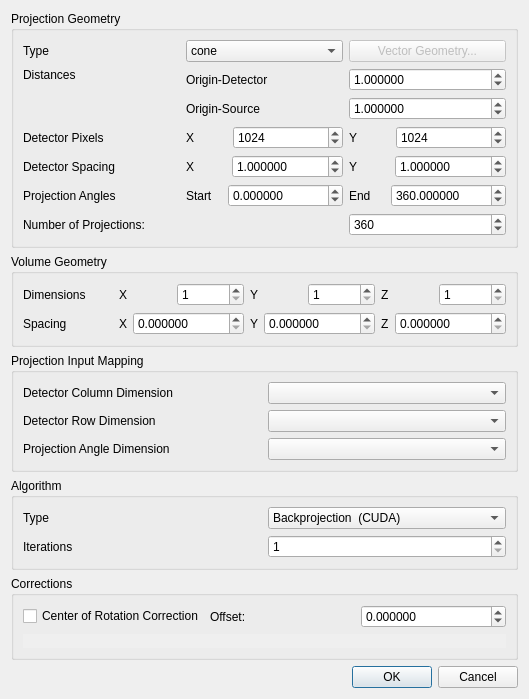
This is modules/AstraReconstruction/ProjectionParameters.ui in 3dct/open_iA as Qt 5 draws it before an edit. The edited form follows.
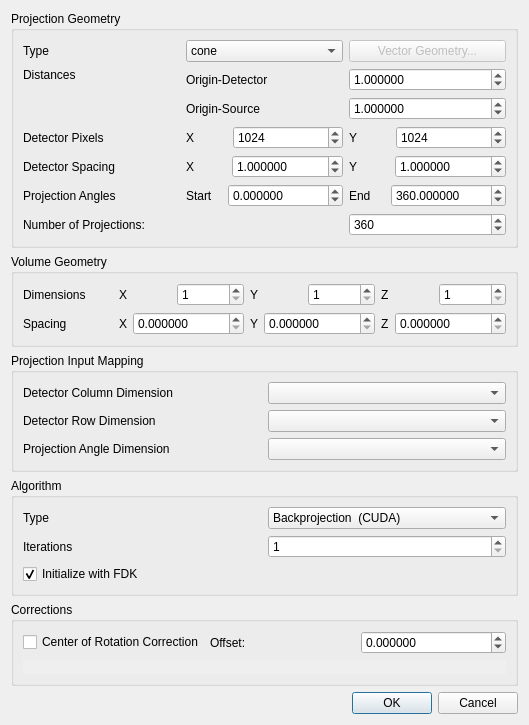
This is the edited form.

Commit message: AstraReconstruction: Option to initialize SIRT/CGLS with FDK

The edit to the form file:
```diff
--- a/modules/AstraReconstruction/ProjectionParameters.ui
+++ b/modules/AstraReconstruction/ProjectionParameters.ui
@@ -7,7 +7,7 @@
     <x>0</x>
     <y>0</y>
     <width>523</width>
-    <height>611</height>
+    <height>630</height>
    </rect>
   </property>
   <property name="windowTitle">
@@ -676,6 +676,16 @@
         </property>
        </widget>
       </item>
+      <item row="3" column="0" colspan="2">
+       <widget class="QCheckBox" name="InitWithFDK">
+        <property name="text">
+         <string>Initialize with FDK</string>
+        </property>
+        <property name="checked">
+         <bool>true</bool>
+        </property>
+       </widget>
+      </item>
      </layout>
     </widget>
    </item>
```
Left out of the diff: 14 changed lines with no effect on the pictures. The commit also changes 3 other files.
